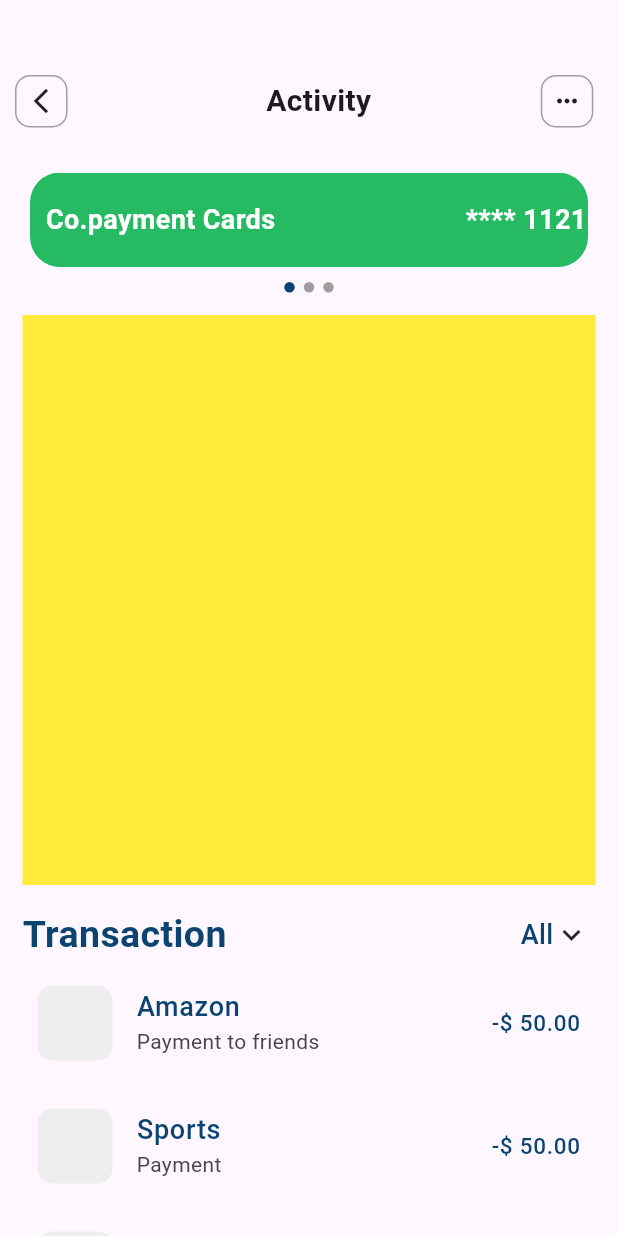
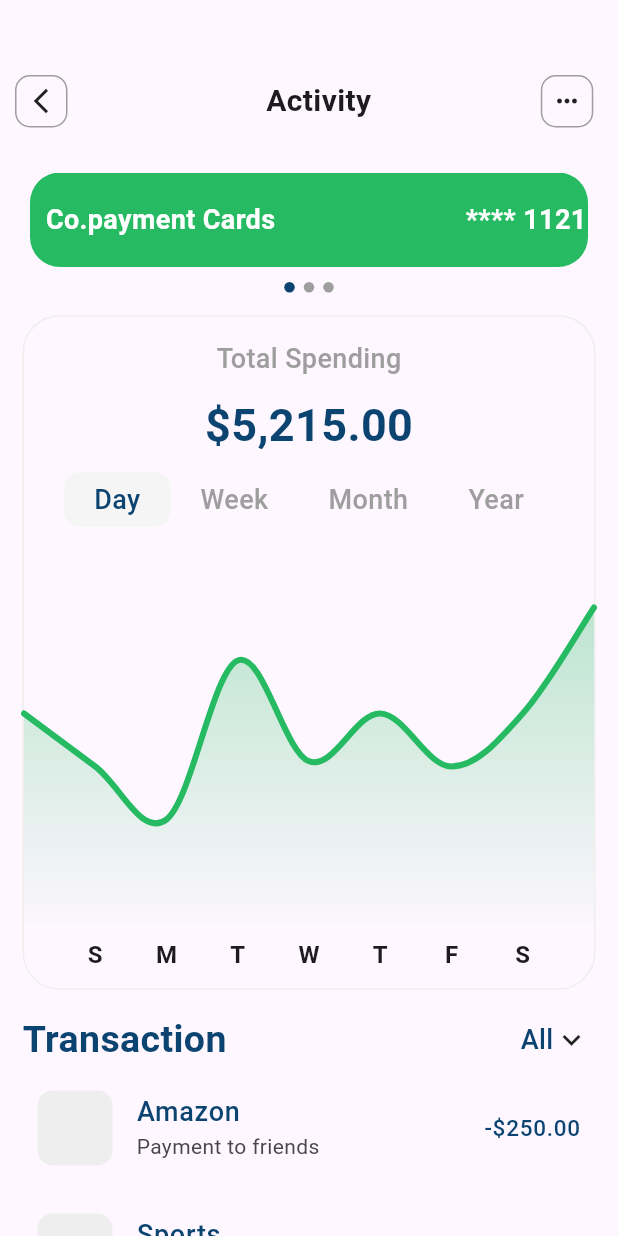
Before and after one commit to shivaAg04/co-payment-niyo, a Flutter app: the ActivityScreen screen opened directly, on a phone screen of 412 x 824 dp. Run offline on Flutter 3.47's test engine with Material 3 defaults, Android fonts, the light colour scheme and no system bars; drawn by our look-alikes of fl_chart; our stand-ins replace csc_picker.

Commit message:
Done with graph

```diff
--- a/lib/main.dart
+++ b/lib/main.dart
@@ -19,7 +19,7 @@
     return MaterialApp(
       debugShowCheckedModeBanner: false,
       title: 'niyo payment',
-      home: TransactionHistoryScreen(),
+      home: ActivityScreen(),
     );
   }
 }
--- a/lib/screen/activity_screen.dart
+++ b/lib/screen/activity_screen.dart
@@ -2,8 +2,10 @@ import 'package:co_payment_niyo/util/my_color.dart';
 import 'package:flutter/material.dart';
 
 import '../util/my_dummy_data.dart';
+import '../widget/line_chart.dart';
 import '../widget/slider.dart';
 import '../widget/transaction_listtile.dart';
+import '../widget/wise_button.dart';
 
 class ActivityScreen extends StatefulWidget {
   const ActivityScreen({super.key});
@@ -13,6 +15,7 @@ class ActivityScreen extends StatefulWidget {
 }
 
 class _ActivityScreenState extends State<ActivityScreen> {
+  int _currentIndex = 0;
   @override
   Widget build(BuildContext context) {
     return Scaffold(
@@ -97,8 +100,97 @@ class _ActivityScreenState extends State<ActivityScreen> {
                 children: [
                   // container for graph
                   Container(
-                    height: 380,
-                    color: Colors.yellow,
+                    //corner radius
+                    decoration: BoxDecoration(
+                      borderRadius: BorderRadius.circular(25.0),
+                      border: Border.all(
+                          color: Colors.grey.shade200), // Add border color
+                    ),
+                    height: 450,
+
+                    child: Column(
+                      children: [
+                        const SizedBox(height: 15.0),
+                        Text(
+                          'Total Spending',
+                          style: TextStyle(
+                              color: Colors.grey[500], // MyColor.secondaryColo
+                              fontSize: 18.0,
+                              fontWeight: FontWeight.w500),
+                        ),
+                        const SizedBox(height: 10.0),
+                        Text(
+                          '\$5,215.00',
+                          style: TextStyle(
+                              color: MyColor.secondaryColor,
+                              fontSize: 30.0,
+                              fontWeight: FontWeight.bold),
+                        ),
+
+                        const SizedBox(height: 10.0),
+                        // day week month year
+                        Row(
+                          mainAxisAlignment: MainAxisAlignment.center,
+                          children: [
+                            InkWell(
+                              onTap: () {
+                                setState(() {
+                                  _currentIndex = 0;
+                                });
+                              },
+                              child: WiseButton(
+                                currentIndex: _currentIndex,
+                                title: 'Day',
+                                selfIndex: 0,
+                              ),
+                            ),
+                            InkWell(
+                              onTap: () {
+                                setState(() {
+                                  _currentIndex = 1;
+                                });
+                              },
+                              child: WiseButton(
+                                currentIndex: _currentIndex,
+                                title: 'Week',
+                                selfIndex: 1,
+                              ),
+                            ),
+                            InkWell(
+                              onTap: () {
+                                setState(() {
+                                  _currentIndex = 2;
+                                });
+                              },
+                              child: WiseButton(
+                                currentIndex: _currentIndex,
+                                title: 'Month',
+                                selfIndex: 2,
+                              ),
+                            ),
+                            InkWell(
+                              onTap: () {
+                                setState(() {
+                                  _currentIndex = 3;
+                                });
+                              },
+                              child: WiseButton(
+                                currentIndex: _currentIndex,
+                                title: 'Year',
+                                selfIndex: 3,
+                              ),
+                            ),
+                          ],
+                        ),
+
+                        const SizedBox(
+                          height: 30,
+                        ),
+                        // graph
+
+                        const Expanded(child: LineChartSample2()),
+                      ],
+                    ),
                   ),
                   const SizedBox(height: 15.0),
                   // past transaction text
--- a/lib/util/my_dummy_data.dart
+++ b/lib/util/my_dummy_data.dart
@@ -37,31 +37,31 @@ class MyDummyData {
     TransactionHistoryModel(
       title: 'Amazon',
       subTitle: 'Payment to friends',
-      amount: '-\$ 50.00',
+      amount: '-\$250.00',
       icon: Icon(Icons.people),
     ),
     TransactionHistoryModel(
       title: 'Sports',
       subTitle: 'Payment',
-      amount: '-\$ 50.00',
+      amount: '-\$100.00',
       icon: Icon(Icons.people),
     ),
     TransactionHistoryModel(
       title: 'Bank of America',
       subTitle: 'Payment to friends',
-      amount: '-\$ 50.00',
+      amount: '-\$8650.00',
       icon: Icon(Icons.people),
     ),
     TransactionHistoryModel(
       title: 'Bitcoin',
       subTitle: 'Deposite',
-      amount: '-\$ 50.00',
+      amount: '-\$150.00',
       icon: Icon(Icons.people),
     ),
     TransactionHistoryModel(
       title: 'Paypal',
       subTitle: 'Freelance',
-      amount: '-\$ 50.00',
+      amount: '-\$50.00',
       icon: Icon(Icons.people),
     ),
     TransactionHistoryModel(
--- /dev/null
+++ b/lib/widget/line_chart.dart
@@ -0,0 +1,190 @@
+import 'package:co_payment_niyo/util/my_color.dart';
+import 'package:fl_chart/fl_chart.dart';
+import 'package:flutter/material.dart';
+
+class LineChartSample2 extends StatefulWidget {
+  const LineChartSample2({super.key});
+
+  @override
+  State<LineChartSample2> createState() => _LineChartSample2State();
+}
+
+class _LineChartSample2State extends State<LineChartSample2> {
+  List<Color> gradientColors = [
+    MyColor.mainColor,
+    MyColor.mainColor,
+  ];
+
+  bool showAvg = false;
+
+  @override
+  Widget build(BuildContext context) {
+    return AspectRatio(
+      aspectRatio: 1.70,
+      child: Padding(
+        padding: const EdgeInsets.only(
+          right: 0,
+          left: 0,
+          top: 24,
+          bottom: 12,
+        ),
+        child: LineChart(
+          mainData(),
+        ),
+      ),
+    );
+  }
+
+  Widget bottomTitleWidgets(double value, TitleMeta meta) {
+    const style = TextStyle(
+      fontWeight: FontWeight.bold,
+      fontSize: 16,
+    );
+    Widget text;
+    switch (value.toInt()) {
+      case 0:
+        text = const Text('S', style: style);
+      case 1:
+        text = const Text('M', style: style);
+        break;
+      case 2:
+        text = const Text('T', style: style);
+        break;
+      case 3:
+        text = const Text('W', style: style);
+        break;
+      case 4:
+        text = const Text('T', style: style);
+        break;
+      case 5:
+        text = const Text('F', style: style);
+        break;
+      case 6:
+        text = const Text('S', style: style);
+        break;
+
+      default:
+        text = const Text('', style: style);
+        break;
+    }
+
+    return SideTitleWidget(
+      axisSide: meta.axisSide,
+      child: text,
+    );
+  }
+
+  Widget leftTitleWidgets(double value, TitleMeta meta) {
+    const style = TextStyle(
+      fontWeight: FontWeight.bold,
+      fontSize: 15,
+    );
+    String text;
+    switch (value.toInt()) {
+      case 1:
+        text = '10K';
+        break;
+      case 3:
+        text = '30k';
+        break;
+      case 5:
+        text = '50k';
+        break;
+      default:
+        return Container();
+    }
+
+    return Text(text, style: style, textAlign: TextAlign.left);
+  }
+
+  LineChartData mainData() {
+    return LineChartData(
+      gridData: FlGridData(
+        show: false,
+        drawVerticalLine: true,
+        horizontalInterval: 1,
+        verticalInterval: 1,
+        getDrawingHorizontalLine: (value) {
+          return const FlLine(
+            color: Colors.cyan,
+            strokeWidth: 1,
+          );
+        },
+        getDrawingVerticalLine: (value) {
+          return const FlLine(
+            color: Colors.purple,
+            strokeWidth: 1,
+          );
+        },
+      ),
+      titlesData: FlTitlesData(
+        show: true,
+        rightTitles: const AxisTitles(
+          sideTitles: SideTitles(showTitles: false),
+        ),
+        topTitles: const AxisTitles(
+          sideTitles: SideTitles(showTitles: false),
+        ),
+        bottomTitles: AxisTitles(
+          sideTitles: SideTitles(
+            showTitles: true,
+            reservedSize: 30,
+            interval: 1,
+            getTitlesWidget: bottomTitleWidgets,
+          ),
+        ),
+        leftTitles: AxisTitles(
+          sideTitles: SideTitles(
+            showTitles: false,
+            interval: 1,
+            getTitlesWidget: leftTitleWidgets,
+            reservedSize: 42,
+          ),
+        ),
+      ),
+      borderData: FlBorderData(
+        show: false,
+        border: Border.all(color: const Color(0xff37434d)),
+      ),
+      minX: -1,
+      maxX: 7,
+      minY: 0,
+      maxY: 6,
+      lineBarsData: [
+        LineChartBarData(
+          spots: const [
+            FlSpot(-1, 4),
+            FlSpot(0, 3),
+            FlSpot(1, 2),
+            FlSpot(2, 5),
+            FlSpot(3, 3.1),
+            FlSpot(4, 4),
+            FlSpot(5, 3),
+            FlSpot(6, 4),
+            FlSpot(7, 6)
+          ],
+          isCurved: true,
+          gradient: LinearGradient(
+            colors: gradientColors,
+          ),
+          barWidth: 4,
+          isStrokeCapRound: true,
+          dotData: const FlDotData(
+            show: false,
+          ),
+          belowBarData: BarAreaData(
+            show: true,
+            gradient: LinearGradient(
+              begin: Alignment.topCenter,
+              end: Alignment.bottomCenter,
+              colors: [
+                gradientColors[0].withOpacity(0.3),
+                gradientColors[1].withOpacity(0.01),
+              ],
+            ),
+          ),
+        ),
+      ],
+    );
+  }
+}
--- /dev/null
+++ b/lib/widget/wise_button.dart
@@ -0,0 +1,37 @@
+import 'package:flutter/material.dart';
+
+import '../util/my_color.dart';
+
+class WiseButton extends StatelessWidget {
+  final int currentIndex;
+  final String title;
+  final int selfIndex;
+  const WiseButton({
+    required this.currentIndex,
+    required this.title,
+    required this.selfIndex,
+    super.key,
+  });
+
+  @override
+  Widget build(BuildContext context) {
+    return Container(
+      padding: const EdgeInsets.symmetric(horizontal: 20.0, vertical: 5.0),
+      //corner radius
+      decoration: BoxDecoration(
+        borderRadius: BorderRadius.circular(10.0),
+        color:
+            currentIndex == selfIndex ? Colors.grey[100] : Colors.transparent,
+      ),
+      child: Text(
+        title,
+        style: TextStyle(
+            color: currentIndex == selfIndex
+                ? MyColor.secondaryColor
+                : Colors.grey[500],
+            fontSize: 18.0,
+            fontWeight: FontWeight.w500),
+      ),
+    );
+  }
+}
--- a/pubspec.yaml
+++ b/pubspec.yaml
@@ -36,6 +36,7 @@ dependencies:
   # Use with the CupertinoIcons class for iOS style icons.
   cupertino_icons: ^1.0.2
   csc_picker: ^0.2.6
+  fl_chart: ^0.68.0
 
 dev_dependencies:
   flutter_test:
```
Also changed, not shown: pubspec.lock.
